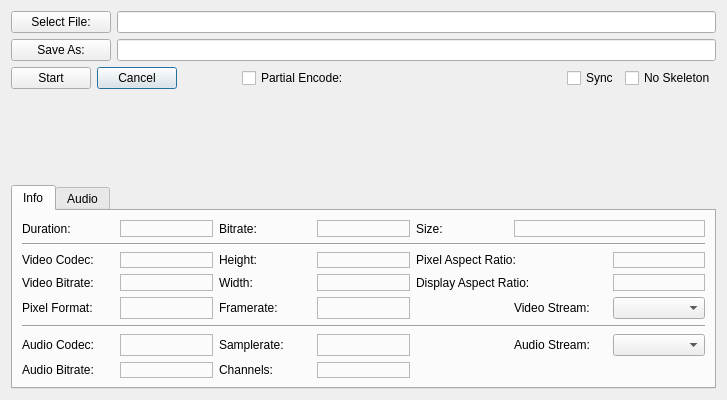
Old version of the form dialog.ui in the repository an146/qtheorafrontend.
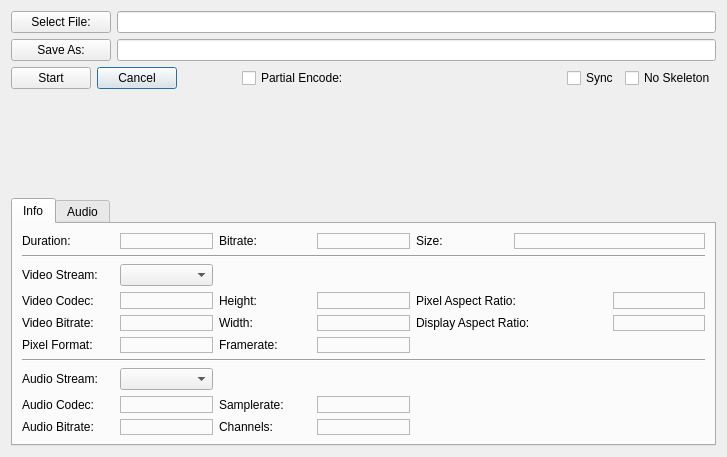
New version of the form. The open tabs and pages were chosen to show the change. Icons and pictures are not drawn. Custom widgets are drawn as their Qt base class.

Commit message: improved Info layout

Diff of the .ui file:
```diff
--- a/dialog.ui
+++ b/dialog.ui
@@ -7,7 +7,7 @@
     <x>0</x>
     <y>0</y>
     <width>727</width>
-    <height>400</height>
+    <height>457</height>
    </rect>
   </property>
   <property name="windowTitle">
@@ -232,7 +232,7 @@
          </property>
         </widget>
        </item>
-       <item row="2" column="1">
+       <item row="3" column="1">
         <widget class="QLabel" name="info_video_codec">
          <property name="frameShape">
           <enum>QFrame::StyledPanel</enum>
@@ -245,14 +245,14 @@
          </property>
         </widget>
        </item>
-       <item row="2" column="2">
+       <item row="3" column="2">
         <widget class="QLabel" name="label_9">
          <property name="text">
           <string>Height:</string>
          </property>
         </widget>
        </item>
-       <item row="2" column="3">
+       <item row="3" column="3">
         <widget class="QLabel" name="info_video_height">
          <property name="frameShape">
           <enum>QFrame::StyledPanel</enum>
@@ -265,14 +265,14 @@
          </property>
         </widget>
        </item>
-       <item row="2" column="4" colspan="2">
+       <item row="3" column="4" colspan="2">
         <widget class="QLabel" name="label_11">
          <property name="text">
           <string>Pixel Aspect Ratio:</string>
          </property>
         </widget>
        </item>
-       <item row="2" column="6">
+       <item row="3" column="6">
         <widget class="QLabel" name="info_video_pixel_aspect_ratio">
          <property name="frameShape">
           <enum>QFrame::StyledPanel</enum>
@@ -285,14 +285,14 @@
          </property>
         </widget>
        </item>
-       <item row="3" column="0">
+       <item row="4" column="0">
         <widget class="QLabel" name="label_13">
          <property name="text">
           <string>Video Bitrate:</string>
          </property>
         </widget>
        </item>
-       <item row="3" column="1">
+       <item row="4" column="1">
         <widget class="QLabel" name="info_video_bitrate">
          <property name="frameShape">
           <enum>QFrame::StyledPanel</enum>
@@ -305,14 +305,14 @@
          </property>
         </widget>
        </item>
-       <item row="3" column="2">
+       <item row="4" column="2">
         <widget class="QLabel" name="label_15">
          <property name="text">
           <string>Width:</string>
          </property>
         </widget>
        </item>
-       <item row="3" column="3">
+       <item row="4" column="3">
         <widget class="QLabel" name="info_video_width">
          <property name="frameShape">
           <enum>QFrame::StyledPanel</enum>
@@ -325,14 +325,14 @@
          </property>
         </widget>
        </item>
-       <item row="3" column="4" colspan="2">
+       <item row="4" column="4" colspan="2">
         <widget class="QLabel" name="label_17">
          <property name="text">
           <string>Display Aspect Ratio:</string>
          </property>
         </widget>
        </item>
-       <item row="3" column="6">
+       <item row="4" column="6">
         <widget class="QLabel" name="info_video_display_aspect_ratio">
          <property name="frameShape">
           <enum>QFrame::StyledPanel</enum>
@@ -345,14 +345,14 @@
          </property>
         </widget>
        </item>
-       <item row="4" column="0">
+       <item row="5" column="0">
         <widget class="QLabel" name="label_19">
          <property name="text">
           <string>Pixel Format:</string>
          </property>
         </widget>
        </item>
-       <item row="4" column="1">
+       <item row="5" column="1">
         <widget class="QLabel" name="info_video_pixel_format">
          <property name="frameShape">
           <enum>QFrame::StyledPanel</enum>
@@ -365,14 +365,14 @@
          </property>
         </widget>
        </item>
-       <item row="4" column="2">
+       <item row="5" column="2">
         <widget class="QLabel" name="label_21">
          <property name="text">
           <string>Framerate:</string>
          </property>
         </widget>
        </item>
-       <item row="4" column="3">
+       <item row="5" column="3">
         <widget class="QLabel" name="info_video_framerate">
          <property name="frameShape">
           <enum>QFrame::StyledPanel</enum>
@@ -385,21 +385,21 @@
          </property>
         </widget>
        </item>
-       <item row="5" column="0" colspan="7">
+       <item row="6" column="0" colspan="7">
         <widget class="Line" name="line_2">
          <property name="orientation">
           <enum>Qt::Horizontal</enum>
          </property>
         </widget>
        </item>
-       <item row="6" column="0">
+       <item row="8" column="0">
         <widget class="QLabel" name="label_23">
          <property name="text">
           <string>Audio Codec:</string>
          </property>
         </widget>
        </item>
-       <item row="6" column="1">
+       <item row="8" column="1">
         <widget class="QLabel" name="info_audio_codec">
          <property name="frameShape">
           <enum>QFrame::StyledPanel</enum>
@@ -412,14 +412,14 @@
          </property>
         </widget>
        </item>
-       <item row="6" column="2">
+       <item row="8" column="2">
         <widget class="QLabel" name="label_25">
          <property name="text">
           <string>Samplerate:</string>
          </property>
         </widget>
        </item>
-       <item row="6" column="3">
+       <item row="8" column="3">
         <widget class="QLabel" name="info_audio_samplerate">
          <property name="frameShape">
           <enum>QFrame::StyledPanel</enum>
@@ -432,14 +432,14 @@
          </property>
         </widget>
        </item>
-       <item row="7" column="0">
+       <item row="9" column="0">
         <widget class="QLabel" name="label_27">
          <property name="text">
           <string>Audio Bitrate:</string>
          </property>
         </widget>
        </item>
-       <item row="7" column="1">
+       <item row="9" column="1">
         <widget class="QLabel" name="info_audio_bitrate">
          <property name="frameShape">
           <enum>QFrame::StyledPanel</enum>
@@ -452,14 +452,14 @@
          </property>
         </widget>
        </item>
-       <item row="7" column="2">
+       <item row="9" column="2">
         <widget class="QLabel" name="label_29">
          <property name="text">
           <string>Channels:</string>
          </property>
         </widget>
        </item>
-       <item row="7" column="3">
+       <item row="9" column="3">
         <widget class="QLabel" name="info_audio_channels">
          <property name="frameShape">
           <enum>QFrame::StyledPanel</enum>
@@ -472,33 +472,33 @@
          </property>
         </widget>
        </item>
-       <item row="2" column="0">
+       <item row="3" column="0">
         <widget class="QLabel" name="label_7">
          <property name="text">
           <string>Video Codec:</string>
          </property>
         </widget>
        </item>
-       <item row="6" column="5">
-        <widget class="QLabel" name="label_4">
-         <property name="text">
-          <string>Audio Stream:</string>
-         </property>
-        </widget>
-       </item>
-       <item row="6" column="6">
-        <widget class="QComboBox" name="info_audio_stream"/>
-       </item>
-       <item row="4" column="5">
+       <item row="2" column="0">
         <widget class="QLabel" name="label">
          <property name="text">
           <string>Video Stream:</string>
          </property>
         </widget>
        </item>
-       <item row="4" column="6">
+       <item row="2" column="1">
         <widget class="QComboBox" name="info_video_stream"/>
        </item>
+       <item row="7" column="0">
+        <widget class="QLabel" name="label_4">
+         <property name="text">
+          <string>Audio Stream:</string>
+         </property>
+        </widget>
+       </item>
+       <item row="7" column="1">
+        <widget class="QComboBox" name="info_audio_stream"/>
+       </item>
       </layout>
      </widget>
      <widget class="QWidget" name="audio">
```
Left out of the diff: 2 changed lines with no effect on the pictures.
